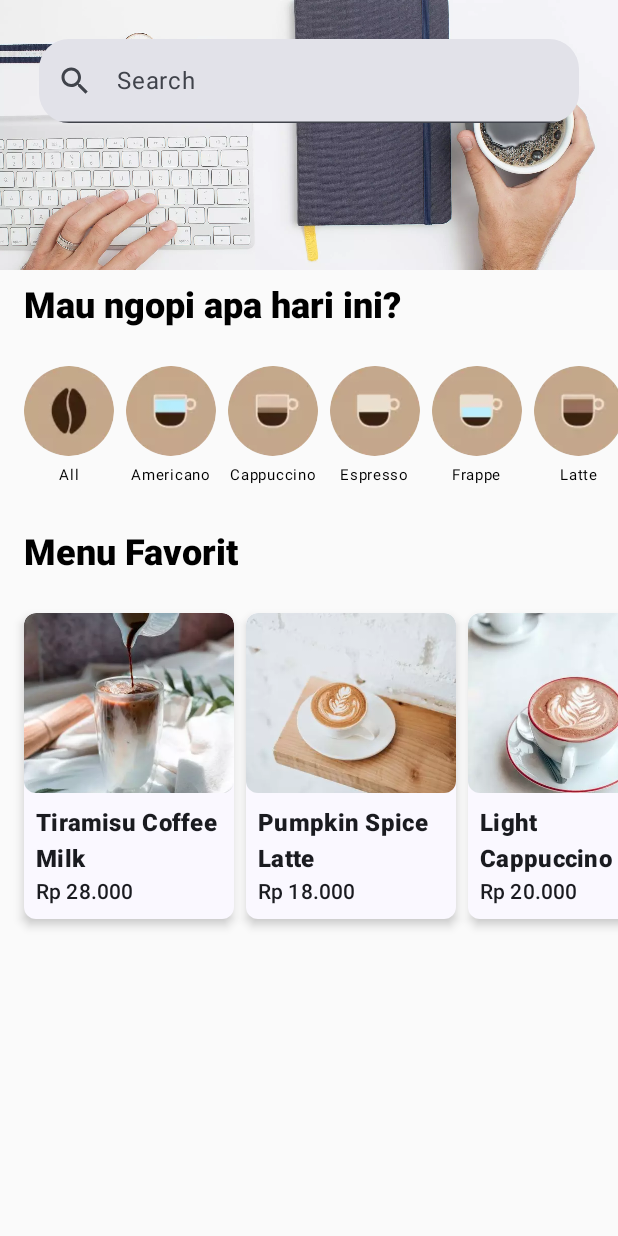
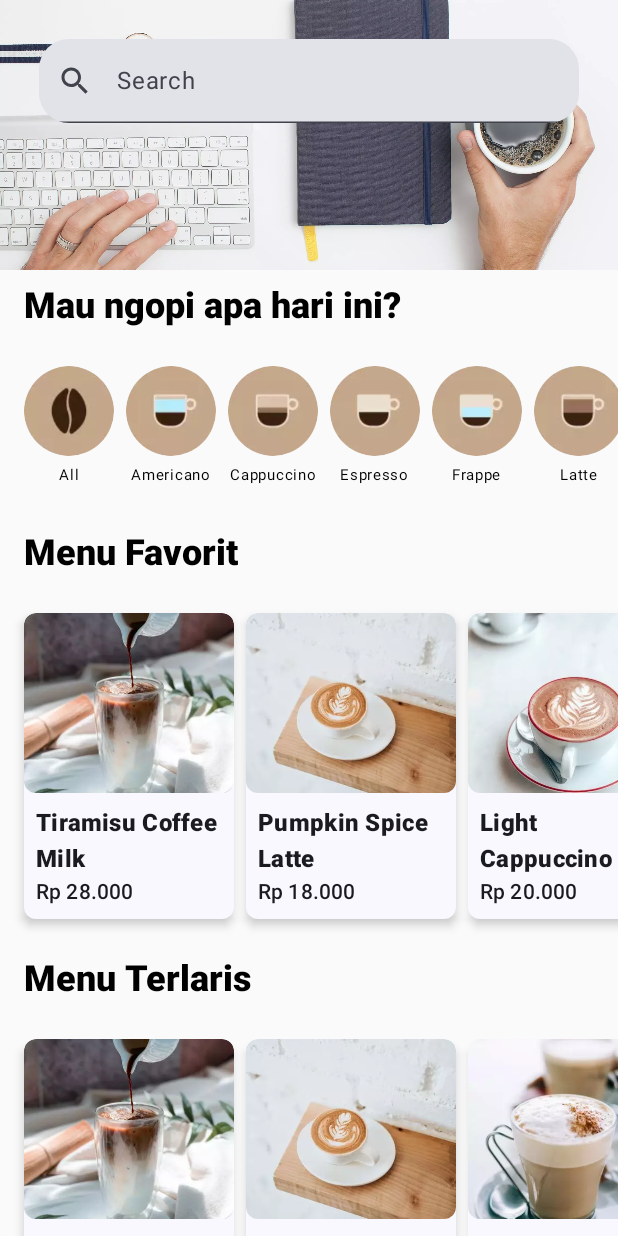
Before and after one commit to azkifairuz/JettCoffee, an Android app built with Jetpack Compose: the screen it shows after launch (MainActivity), on a phone screen of 412 x 824 dp. Run offline under Robolectric (Android 15) with nearby library versions, the phone set to English and light mode, and no system bars; 1 statement that could not run was skipped.

```diff
--- a/app/src/main/java/com/azkifairuz/jetcoffee/MainActivity.kt
+++ b/app/src/main/java/com/azkifairuz/jetcoffee/MainActivity.kt
@@ -9,8 +9,6 @@ import androidx.compose.foundation.layout.Arrangement
 import androidx.compose.foundation.layout.Box
 import androidx.compose.foundation.layout.Column
 import androidx.compose.foundation.layout.PaddingValues
-import androidx.compose.foundation.layout.fillMaxSize
-import androidx.compose.foundation.layout.fillMaxWidth
 import androidx.compose.foundation.layout.height
 import androidx.compose.foundation.layout.padding
 import androidx.compose.foundation.lazy.LazyRow
@@ -18,7 +16,6 @@ import androidx.compose.foundation.lazy.items
 import androidx.compose.foundation.rememberScrollState
 import androidx.compose.foundation.verticalScroll
 import androidx.compose.material3.MaterialTheme
-import androidx.compose.material3.Surface
 import androidx.compose.material3.Text
 import androidx.compose.runtime.Composable
 import androidx.compose.ui.Modifier
@@ -30,6 +27,10 @@ import androidx.compose.ui.tooling.preview.Preview
 import androidx.compose.ui.unit.dp
 import com.azkifairuz.jetcoffee.ui.components.CategoryItem
 import com.azkifairuz.jetcoffee.ui.components.MenuItem
+import com.azkifairuz.jetcoffee.ui.model.Menus
+import com.azkifairuz.jetcoffee.ui.model.dummyBestSellerMenu
+import com.azkifairuz.jetcoffee.ui.model.dummyCategory
+import com.azkifairuz.jetcoffee.ui.model.dummyMenu
 import com.azkifairuz.jetcoffee.ui.theme.JetCoffeeTheme
 
 class MainActivity : ComponentActivity() {
@@ -48,10 +49,19 @@ class MainActivity : ComponentActivity() {
 fun JetCoffeeApp() {
     Column(Modifier.verticalScroll(rememberScrollState())) {
         Banner()
-        SectionText(title = stringResource(R.string.section_category))
-        CategoryRow()
-        SectionText(title = stringResource(id = R.string.section_favorite_menu))
-        MenuRow()
+        Home(
+            title = stringResource(id = R.string.section_category),
+            content = { CategoryRow()}
+        )
+        Home(
+            title = stringResource(id = R.string.section_favorite_menu),
+            content = { MenuRow(dummyMenu) }
+        )
+        Home(
+            title = stringResource(id = R.string.section_best_seller_menu),
+            content = { MenuRow(dummyBestSellerMenu) }
+        )
+
     }
 }
 
@@ -72,7 +82,7 @@ fun Home(
 @Composable
 fun HomePreview() {
     JetCoffeeTheme {
-        Home()
+        JetCoffeeApp()
     }
 }
 // end home
@@ -127,6 +137,7 @@ fun CategoryRow(
 
 @Composable
 fun MenuRow(
+    listMenu: List<Menus>,
     modifier: Modifier = Modifier
 ) {
     LazyRow(
@@ -134,7 +145,7 @@ fun MenuRow(
         contentPadding = PaddingValues(horizontal = 16.dp),
         modifier = modifier.padding(vertical = 16.dp)
     ){
-        items(dummyMenu,key = {it.title}){ menu ->
+        items(listMenu,key = {it.title}){ menu ->
             MenuItem(menus = menu)
         }
     }
--- a/app/src/main/java/com/azkifairuz/jetcoffee/ui/components/CategoryItem.kt
+++ b/app/src/main/java/com/azkifairuz/jetcoffee/ui/components/CategoryItem.kt
@@ -1,25 +1,22 @@
 package com.azkifairuz.jetcoffee.ui.components
 
 import androidx.compose.foundation.Image
-import androidx.compose.foundation.background
 import androidx.compose.foundation.layout.Column
 import androidx.compose.foundation.layout.padding
 import androidx.compose.foundation.layout.paddingFromBaseline
 import androidx.compose.foundation.layout.size
 import androidx.compose.foundation.shape.CircleShape
-import androidx.compose.foundation.shape.RoundedCornerShape
 import androidx.compose.material3.Text
 import androidx.compose.runtime.Composable
 import androidx.compose.ui.Alignment
 import androidx.compose.ui.Modifier
 import androidx.compose.ui.draw.clip
-import androidx.compose.ui.graphics.Color
 import androidx.compose.ui.res.painterResource
 import androidx.compose.ui.res.stringResource
 import androidx.compose.ui.tooling.preview.Preview
 import androidx.compose.ui.unit.dp
 import androidx.compose.ui.unit.sp
-import com.azkifairuz.jetcoffee.Categories
+import com.azkifairuz.jetcoffee.ui.model.Categories
 import com.azkifairuz.jetcoffee.R
 import com.azkifairuz.jetcoffee.ui.theme.JetCoffeeTheme
 
--- a/app/src/main/java/com/azkifairuz/jetcoffee/ui/components/MenuItem.kt
+++ b/app/src/main/java/com/azkifairuz/jetcoffee/ui/components/MenuItem.kt
@@ -20,7 +20,7 @@ import androidx.compose.ui.text.font.FontWeight
 import androidx.compose.ui.text.style.TextOverflow
 import androidx.compose.ui.tooling.preview.Preview
 import androidx.compose.ui.unit.dp
-import com.azkifairuz.jetcoffee.Menus
+import com.azkifairuz.jetcoffee.ui.model.Menus
 import com.azkifairuz.jetcoffee.R
 
 @Composable
--- /dev/null
+++ b/app/src/main/java/com/azkifairuz/jetcoffee/ui/model/BottomBarItem.kt
@@ -0,0 +1,7 @@
+package com.azkifairuz.jetcoffee.ui.model
+
+import androidx.compose.ui.graphics.vector.ImageVector
+
+data class BottomBarItem (
+    val title: String, val icon: ImageVector
+)
--- a/app/src/main/java/com/azkifairuz/jetcoffee/Categories.kt
+++ b/app/src/main/java/com/azkifairuz/jetcoffee/ui/model/Categories.kt
@@ -1,7 +1,8 @@
-package com.azkifairuz.jetcoffee
+package com.azkifairuz.jetcoffee.ui.model
 
 import androidx.annotation.DrawableRes
 import androidx.annotation.StringRes
+import com.azkifairuz.jetcoffee.R
 
 data class Categories(
     @DrawableRes val imageCategory: Int,
--- a/app/src/main/java/com/azkifairuz/jetcoffee/Menus.kt
+++ b/app/src/main/java/com/azkifairuz/jetcoffee/ui/model/Menus.kt
@@ -1,4 +1,6 @@
-package com.azkifairuz.jetcoffee
+package com.azkifairuz.jetcoffee.ui.model
+
+import com.azkifairuz.jetcoffee.R
 
 data class Menus(
     val image: Int,
```
